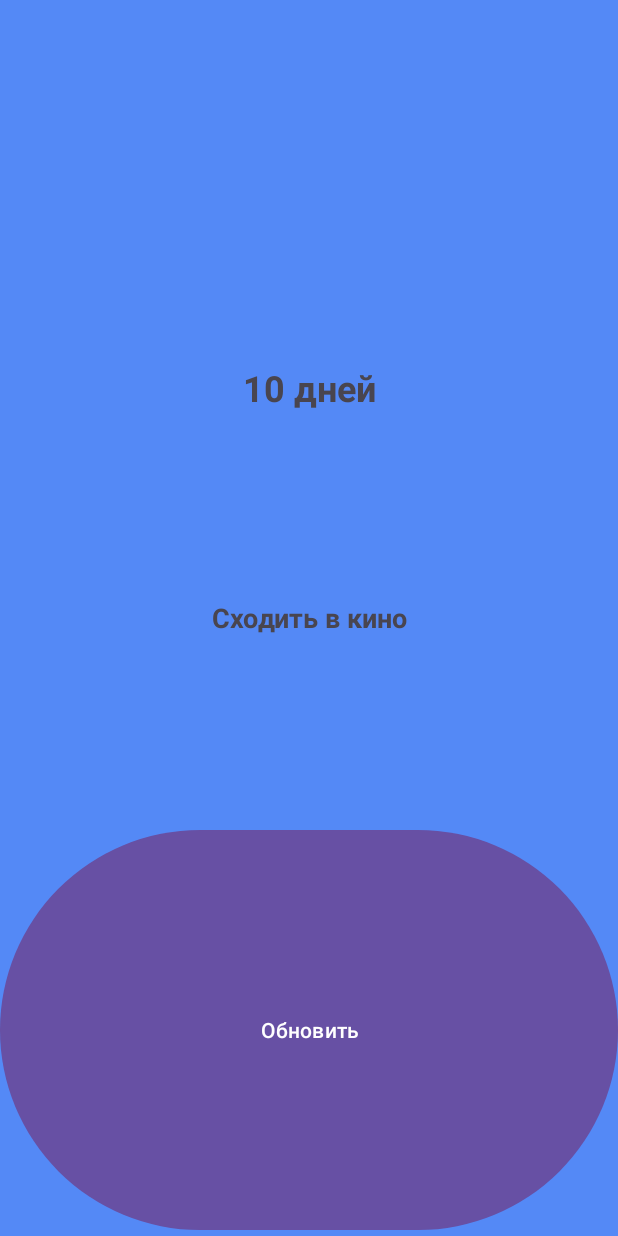
After one commit to GeraVP/VPPen, an Android app: the layout widget_d_t.xml on its own in the app's theme, with its tools: preview values and no code run, on a phone screen of 412 x 824 dp. The commit adds this screen. Run offline under Robolectric (Android 15) with nearby library versions, the phone set to English and light mode, and no system bars.

Commit message:
07.02.2024 - Добавлен в приложение виджет(v1)

```diff
--- a/app/src/main/java/com/example/vpplan/MainActivity.kt
+++ b/app/src/main/java/com/example/vpplan/MainActivity.kt
@@ -36,9 +36,9 @@ class MainActivity : AppCompatActivity() {
 
         val a = findViewById<FloatingActionButton>(R.id.fbNew)
         a.setColorFilter(Color.argb(255, 255, 255, 255));
-        Uvedomlenie()
+        //Uvedomlenie()
     }
-    private fun Uvedomlenie(){
+    /*private fun Uvedomlenie(){
         val sdf = SimpleDateFormat("dd/M/yyyy ")//hh:mm:ss
         val currentDate = sdf.format(Date())
 
@@ -60,7 +60,7 @@ class MainActivity : AppCompatActivity() {
             notificationManager.createNotificationChannel(channel)
         }
         notificationManager.notify(0, notificationBuilder.build())
-    }
+    }*/
     override fun onResume() {
         super.onResume()
         myDBManager.openDb()
--- a/app/src/main/java/com/example/vpplan/MainActivity2.kt
+++ b/app/src/main/java/com/example/vpplan/MainActivity2.kt
@@ -68,7 +68,7 @@ class MainActivity2 : AppCompatActivity() {
         } else
         {
             yourElement.visibility = View.GONE
-            Toast.makeText(this, "Закрыл", Toast.LENGTH_SHORT).show()
+            Toast.makeText(this, "Закрыто окно выбора изображения", Toast.LENGTH_SHORT).show()
         }
     }
     fun onClickChooseImage(view: View) {
--- /dev/null
+++ b/app/src/main/res/layout/widget_d_t.xml
@@ -0,0 +1,35 @@
+<LinearLayout xmlns:android="http://schemas.android.com/apk/res/android"
+    android:layout_width="match_parent"
+    android:layout_height="match_parent"
+    android:background="#5489F6"
+    android:orientation="vertical"
+    android:padding="@dimen/widget_margin">
+
+    <TextView
+        android:id="@+id/widtv1"
+        android:layout_width="match_parent"
+        android:layout_height="0dp"
+        android:layout_weight="1"
+        android:gravity="bottom|center_horizontal"
+        android:text="10 дней"
+        android:textSize="24sp"
+        android:textStyle="bold" />
+    <TextView
+        android:id="@+id/widtv2"
+        android:layout_width="match_parent"
+        android:layout_height="0dp"
+        android:layout_weight="1"
+        android:gravity="center"
+        android:text="Сходить в кино"
+        android:textSize="18dp"
+        android:textStyle="bold" />
+
+    <Button
+        android:id="@+id/actionButton"
+        android:layout_width="match_parent"
+        android:layout_height="0dp"
+        android:layout_weight="1"
+        android:text="Обновить"
+        android:visibility="visible" />
+
+</LinearLayout>
```
Also changed, not shown: app/src/main/AndroidManifest.xml (+20 -5 lines), app/src/main/java/com/example/vpplan/WidgetDT.kt (added, +66 -0 lines), app/src/main/java/com/example/vpplan/packag/MyDBManager.kt (+53 -0 lines), app/src/main/java/com/example/vpplan/packag/WidgetFile.kt (added, +20 -0 lines), app/src/main/res/layout/d_t_widget.xml (deleted, +0 -34 lines), app/src/main/res/values/colors.xml (+6 -1 lines), app/src/main/res/values/styles.xml (+4 -3 lines), app/src/main/res/xml/d_t_widget_info.xml (deleted, +0 -14 lines), app/src/main/res/xml/widget_d_t_info.xml (added, +14 -0 lines), 4 other files.
